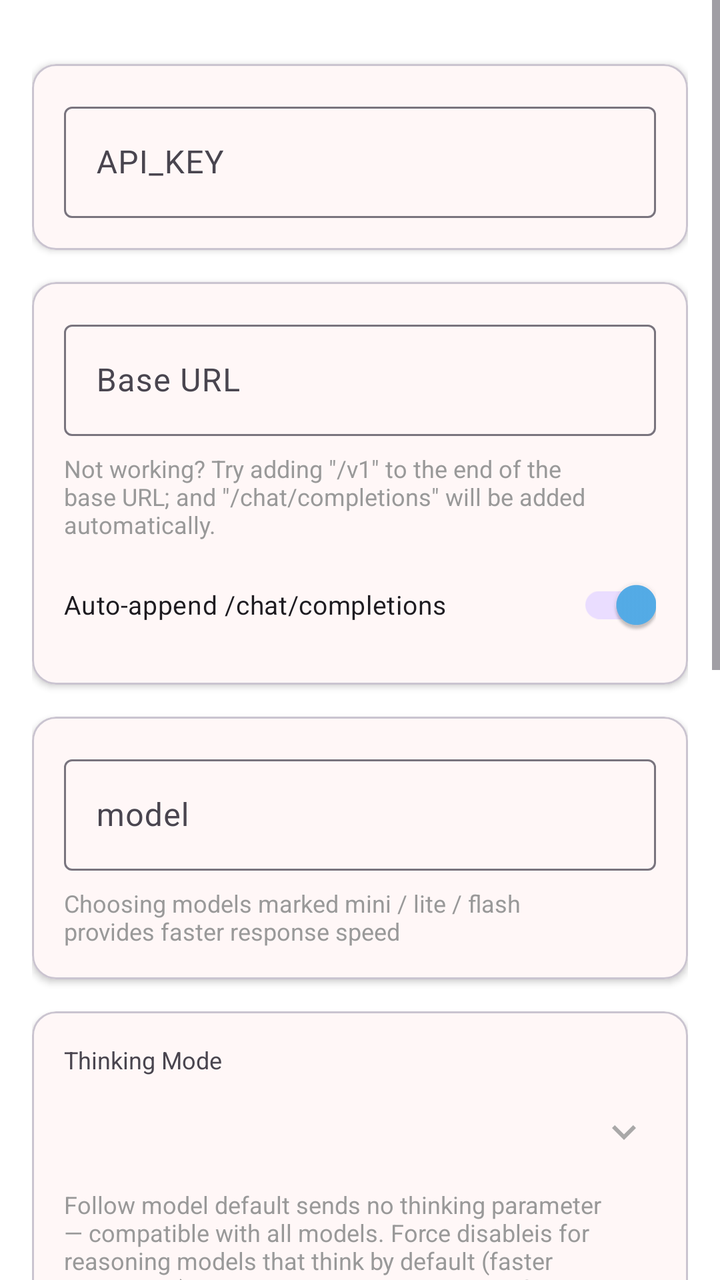
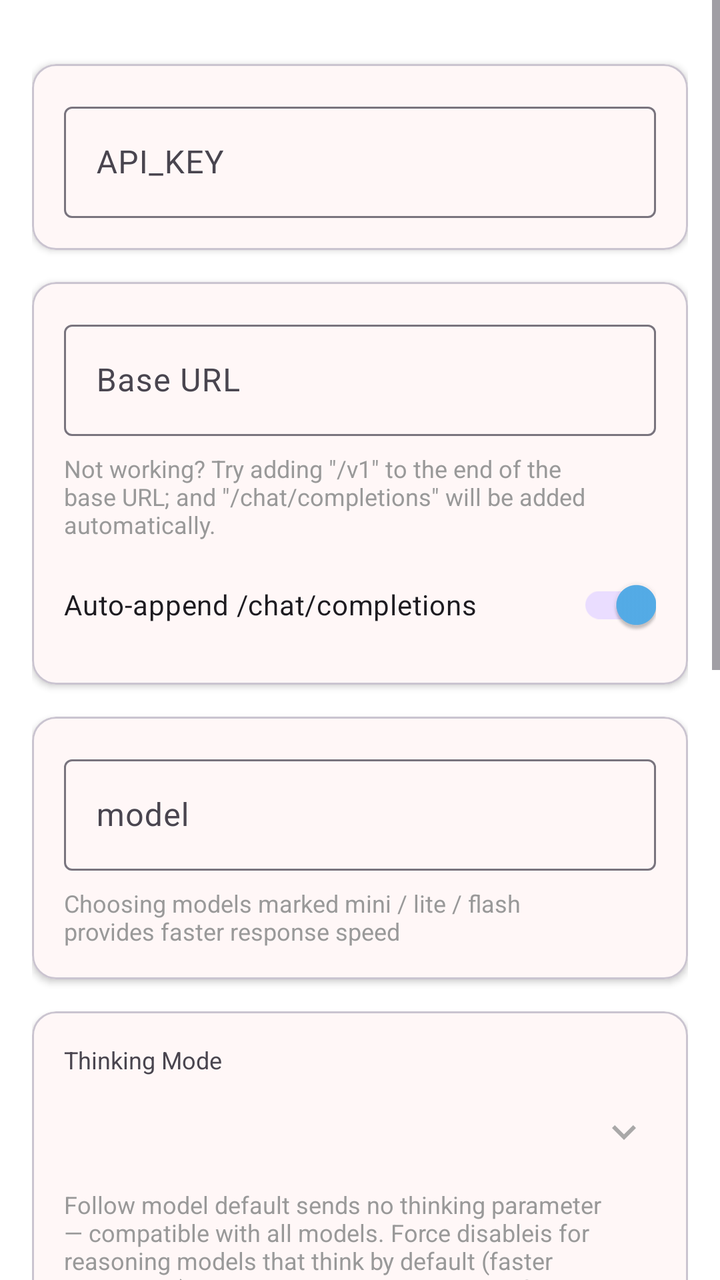

Before-and-after screenshots of an Android layout around one commit, followed by the original layout XML and the change that was made.
<!-- AndroidManifest.xml: application theme Theme.MT -->
<!-- res/layout/fragment_openai_api.xml -->
<?xml version="1.0" encoding="utf-8"?>
<ScrollView xmlns:android="http://schemas.android.com/apk/res/android"
    xmlns:app="http://schemas.android.com/apk/res-auto"
    android:layout_width="match_parent"
    android:layout_height="match_parent"
    android:fitsSystemWindows="true">

    <LinearLayout
        android:layout_width="match_parent"
        android:layout_height="wrap_content"
        android:orientation="vertical"
        android:padding="16dp">

        
        <LinearLayout
            android:layout_width="match_parent"
            android:layout_height="wrap_content"
            android:layout_marginBottom="16dp"
            android:orientation="horizontal"
            android:gravity="center_vertical|center_horizontal">

            <ImageView
                android:id="@+id/providerIcon"
                android:layout_width="40dp"
                android:layout_height="40dp"
                android:layout_marginEnd="8dp"
                android:visibility="gone" />

            
            <TextView
                android:id="@+id/providerNameText"
                android:layout_width="wrap_content"
                android:layout_height="wrap_content"
                android:textSize="13sp"
                android:textColor="@color/text_primary"
                android:textStyle="bold"
                android:visibility="gone" />

            
            <com.google.android.material.textfield.TextInputLayout
                android:id="@+id/providerNameInputLayout"
                android:layout_width="match_parent"
                android:layout_height="wrap_content"
                android:visibility="gone">

                <com.google.android.material.textfield.TextInputEditText
                    android:id="@+id/editProviderName"
                    android:layout_width="match_parent"
                    android:layout_height="wrap_content"
                    android:hint="@string/custom_api_name_hint" />
            </com.google.android.material.textfield.TextInputLayout>
        </LinearLayout>

        
        <com.google.android.material.card.MaterialCardView
            android:layout_width="match_parent"
            android:layout_height="wrap_content"
            android:layout_marginBottom="16dp"
            app:cardBackgroundColor="@color/card_background"
            app:cardElevation="2dp">

            <LinearLayout
                android:layout_width="match_parent"
                android:layout_height="wrap_content"
                android:orientation="vertical"
                android:padding="16dp">

                <com.google.android.material.textfield.TextInputLayout
                    android:layout_width="match_parent"
                    android:layout_height="wrap_content">

                    <com.google.android.material.textfield.TextInputEditText
                        android:id="@+id/editApiKey"
                        android:layout_width="match_parent"
                        android:layout_height="wrap_content"
                        android:hint="@string/api_key" />
                </com.google.android.material.textfield.TextInputLayout>

                <TextView
                    android:id="@+id/consoleLink"
                    android:layout_width="wrap_content"
                    android:layout_height="wrap_content"
                    android:layout_marginTop="8dp"
                    android:textColor="@color/primary"
                    android:textSize="12sp"
                    android:visibility="gone" />
            </LinearLayout>
        </com.google.android.material.card.MaterialCardView>

        
        <com.google.android.material.card.MaterialCardView
            android:id="@+id/baseUrlCard"
            android:layout_width="match_parent"
            android:layout_height="wrap_content"
            android:layout_marginBottom="16dp"
            app:cardBackgroundColor="@color/card_background"
            app:cardElevation="2dp">

            <LinearLayout
                android:layout_width="match_parent"
                android:layout_height="wrap_content"
                android:orientation="vertical"
                android:padding="16dp">

                <com.google.android.material.textfield.TextInputLayout
                    android:layout_width="match_parent"
                    android:layout_height="wrap_content">

                    <com.google.android.material.textfield.TextInputEditText
                        android:id="@+id/editBaseUrl"
                        android:layout_width="match_parent"
                        android:layout_height="wrap_content"
                        android:hint="@string/base_url" />
                </com.google.android.material.textfield.TextInputLayout>

                <TextView
                    android:id="@+id/builtinUrlBadge"
                    android:layout_width="wrap_content"
                    android:layout_height="wrap_content"
                    android:layout_marginTop="4dp"
                    android:text="@string/builtin_field_readonly"
                    android:textColor="?android:textColorSecondary"
                    android:textSize="12sp"
                    android:visibility="gone" />

                <TextView
                    android:layout_width="wrap_content"
                    android:layout_height="wrap_content"
                    android:layout_marginTop="8dp"
                    android:text="@string/base_url_tips"
                    android:textColor="@color/text_tertiary"
                    android:textSize="12sp" />

                <com.google.android.material.switchmaterial.SwitchMaterial
                    android:id="@+id/switchAutoAppendPath"
                    android:layout_width="match_parent"
                    android:layout_height="wrap_content"
                    android:layout_marginTop="8dp"
                    android:text="@string/auto_append_path_title"
                    android:textSize="13sp"
                    android:checked="true" />

            </LinearLayout>
        </com.google.android.material.card.MaterialCardView>

        
        <com.google.android.material.card.MaterialCardView
            android:layout_width="match_parent"
            android:layout_height="wrap_content"
            android:layout_marginBottom="16dp"
            app:cardBackgroundColor="@color/card_background"
            app:cardElevation="2dp">

            <LinearLayout
                android:layout_width="match_parent"
                android:layout_height="wrap_content"
                android:orientation="vertical"
                android:padding="16dp">

                
                <com.google.android.material.textfield.TextInputLayout
                    android:id="@+id/modelInputLayout"
                    android:layout_width="match_parent"
                    android:layout_height="wrap_content">

                    <com.google.android.material.textfield.TextInputEditText
                        android:id="@+id/editModelName"
                        android:layout_width="match_parent"
                        android:layout_height="wrap_content"
                        android:hint="@string/model" />
                </com.google.android.material.textfield.TextInputLayout>

                
                <LinearLayout
                    android:id="@+id/modelSpinnerLayout"
                    android:layout_width="match_parent"
                    android:layout_height="wrap_content"
                    android:orientation="vertical"
                    android:visibility="gone">

                    <TextView
                        android:layout_width="wrap_content"
                        android:layout_height="wrap_content"
                        android:text="@string/model_selection"
                        android:textColor="?android:textColorSecondary"
                        android:textSize="12sp" />

                    <TextView
                        android:id="@+id/modelSelector"
                        android:layout_width="match_parent"
                        android:layout_height="wrap_content"
                        android:layout_marginTop="4dp"
                        android:paddingVertical="12dp"
                        android:paddingHorizontal="4dp"
                        android:textSize="13sp"
                        android:textColor="@color/text_primary"
                        android:background="?attr/selectableItemBackground"
                        android:drawableEnd="@drawable/baseline_expand_more"
                        android:drawableTint="#999999" />
                </LinearLayout>

                <TextView
                    android:id="@+id/modelTips"
                    android:layout_width="wrap_content"
                    android:layout_height="wrap_content"
                    android:layout_marginTop="8dp"
                    android:text="@string/model_tips"
                    android:textColor="@color/text_tertiary"
                    android:textSize="12sp" />

            </LinearLayout>
        </com.google.android.material.card.MaterialCardView>

        
        <com.google.android.material.card.MaterialCardView
            android:layout_width="match_parent"
            android:layout_height="wrap_content"
            android:layout_marginBottom="16dp"
            app:cardBackgroundColor="@color/card_background"
            app:cardElevation="2dp">

            <LinearLayout
                android:layout_width="match_parent"
                android:layout_height="wrap_content"
                android:orientation="vertical"
                android:padding="16dp">

                <TextView
                    android:layout_width="wrap_content"
                    android:layout_height="wrap_content"
                    android:text="@string/thinking_mode_title"
                    android:textColor="?android:textColorSecondary"
                    android:textSize="12sp" />

                <TextView
                    android:id="@+id/thinkingModeSelector"
                    android:layout_width="match_parent"
                    android:layout_height="wrap_content"
                    android:layout_marginTop="4dp"
                    android:paddingVertical="12dp"
                    android:paddingHorizontal="4dp"
                    android:textSize="13sp"
                    android:textColor="@color/text_primary"
                    android:background="?attr/selectableItemBackground"
                    android:drawableEnd="@drawable/baseline_expand_more"
                    android:drawableTint="#999999" />

                <TextView
                    android:layout_width="wrap_content"
                    android:layout_height="wrap_content"
                    android:layout_marginTop="4dp"
                    android:text="@string/thinking_mode_summary"
                    android:textColor="@color/text_tertiary"
                    android:textSize="12sp" />

            </LinearLayout>
        </com.google.android.material.card.MaterialCardView>

        
        <com.google.android.material.tabs.TabLayout
            android:id="@+id/prompt_mode_tabs"
            android:layout_width="match_parent"
            android:layout_height="wrap_content"
            android:layout_marginStart="16dp"
            android:layout_marginEnd="16dp"
            android:layout_marginBottom="8dp"
            app:tabMode="fixed"
            app:tabGravity="fill"
            app:tabIndicatorColor="@color/design_default_color_primary"
            app:tabSelectedTextColor="@color/design_default_color_primary"
            app:tabTextColor="@android:color/darker_gray" />

        
        <com.google.android.material.card.MaterialCardView
            android:layout_width="match_parent"
            android:layout_height="wrap_content"
            android:layout_marginBottom="16dp"
            app:cardBackgroundColor="@color/card_background"
            app:cardElevation="2dp">

            <LinearLayout
                android:layout_width="match_parent"
                android:layout_height="wrap_content"
                android:orientation="vertical"
                android:padding="16dp">

                <com.google.android.material.textfield.TextInputLayout
                    android:layout_width="match_parent"
                    android:layout_height="wrap_content">

                    <com.google.android.material.textfield.TextInputEditText
                        android:id="@+id/editSystemPrompt"
                        android:layout_width="match_parent"
                        android:layout_height="wrap_content"
                        android:hint="@string/system_prompt" />

                </com.google.android.material.textfield.TextInputLayout>

                <TextView
                    android:id="@+id/btnResetSystemPrompt"
                    android:layout_width="wrap_content"
                    android:layout_height="wrap_content"
                    android:layout_marginTop="4dp"
                    android:text="@string/reset_to_default"
                    android:textColor="@color/primary"
                    android:textSize="13sp"
                    android:visibility="gone"
                    android:background="?attr/selectableItemBackground" />

            </LinearLayout>
        </com.google.android.material.card.MaterialCardView>

        
        <com.google.android.material.card.MaterialCardView
            android:layout_width="match_parent"
            android:layout_height="wrap_content"
            android:layout_marginBottom="16dp"
            app:cardBackgroundColor="@color/card_background"
            app:cardElevation="2dp">

            <LinearLayout
                android:layout_width="match_parent"
                android:layout_height="wrap_content"
                android:orientation="vertical"
                android:padding="16dp">

                <com.google.android.material.textfield.TextInputLayout
                    android:layout_width="match_parent"
                    android:layout_height="wrap_content">

                    <com.google.android.material.textfield.TextInputEditText
                        android:id="@+id/editUserPrompt"
                        android:layout_width="match_parent"
                        android:layout_height="wrap_content"
                        android:hint="@string/user_prompt" />

                </com.google.android.material.textfield.TextInputLayout>

                <TextView
                    android:id="@+id/btnResetUserPrompt"
                    android:layout_width="wrap_content"
                    android:layout_height="wrap_content"
                    android:layout_marginTop="4dp"
                    android:text="@string/reset_to_default"
                    android:textColor="@color/primary"
                    android:textSize="13sp"
                    android:visibility="gone"
                    android:background="?attr/selectableItemBackground" />

                <TextView
                    android:layout_width="wrap_content"
                    android:layout_height="wrap_content"
                    android:layout_marginTop="8dp"
                    android:text="@string/openai_use_source_text"
                    android:textColor="@color/text_tertiary"
                    android:textSize="12sp" />

            </LinearLayout>
        </com.google.android.material.card.MaterialCardView>

        
        <Button
            android:id="@+id/btnSave"
            android:layout_width="match_parent"
            android:layout_height="wrap_content"
            android:layout_marginTop="8dp"
            android:text="@string/save_configuration" />

        
        <Button
            android:id="@+id/btnTest"
            android:layout_width="match_parent"
            android:layout_height="wrap_content"
            android:layout_marginTop="8dp"
            android:text="@string/test_provider"
            style="?attr/materialButtonOutlinedStyle" />

        
        <Button
            android:id="@+id/btnDelete"
            android:layout_width="match_parent"
            android:layout_height="wrap_content"
            android:layout_marginTop="8dp"
            android:text="@string/custom_api_delete"
            style="?attr/materialButtonOutlinedStyle" />

    </LinearLayout>
</ScrollView>
<!-- resources referenced by this layout -->
<resources>
  <color name="card_background">#FFF7F7</color>
  <color name="primary">#55AEEA</color>
  <color name="text_primary">#333333</color>
  <color name="text_tertiary">#999999</color>
  <!-- drawable baseline_expand_more (drawable) -->
  <vector xmlns:android="http://schemas.android.com/apk/res/android" android:alpha="0.85" android:height="24dp" android:tint="#605E5E" android:viewportHeight="24" android:viewportWidth="24" android:width="24dp">
        
      <path android:fillColor="@android:color/white" android:pathData="M16.59,8.59L12,13.17 7.41,8.59 6,10l6,6 6,-6z"/>
      
  </vector>
  <string name="api_key">API_KEY</string>
  <string name="auto_append_path_title">Auto-append /chat/completions</string>
  <string name="base_url">Base URL</string>
  <string name="base_url_tips">Not working? Try adding \"/v1\" to the end of the base URL; and \"/chat/completions\" will be added automatically.</string>
  <string name="builtin_field_readonly">This field is read-only for built-in APIs</string>
  <string name="custom_api_delete">Delete This API</string>
  <string name="custom_api_name_hint">Name this API</string>
  <string name="model">model</string>
  <string name="model_selection">Model Selection</string>
  <string name="model_tips">Choosing models marked mini / lite / flash\nprovides faster response speed</string>
  <string name="openai_use_source_text">In the user prompt, use \"usefromlang\" to represent the source language, \"usetolang\" to represent the target language, and \"usesourcetext\" to represent the text to be translated</string>
  <string name="reset_to_default">Reset to Default</string>
  <string name="save_configuration">Save Configuration</string>
  <string name="system_prompt">System prompt (leave blank to use the default)</string>
  <string name="test_provider">Test connection</string>
  <string name="thinking_mode_summary">"Follow model default" sends no thinking parameter — compatible with all models. "Force disable" is for reasoning models that think by default (faster translation). "Force enable" enables thinking for reasoning-capable models.</string>
  <string name="thinking_mode_title">Thinking Mode</string>
  <string name="user_prompt">User prompt (leave blank to use default)</string>
  <style name="Theme.MT" parent="Base.Theme.MT">
          
          <item name="android:navigationBarColor">@android:color/transparent</item>
          <item name="android:statusBarColor">@android:color/transparent</item>
          <item name="android:windowLightStatusBar">?attr/isLightTheme</item>
      </style>
  <style name="Base.Theme.MT" parent="Theme.Material3.DayNight.NoActionBar">
          <item name="colorPrimary">@color/primary</item>
          <item name="preferenceTheme">@style/AppPreferenceTheme</item>
          <item name="android:windowBackground">@color/surface</item>
          <item name="android:navigationBarColor">
              @android:color/transparent
          </item>
          <item name="android:enforceNavigationBarContrast">false</item>
          <item name="android:enforceStatusBarContrast">false</item>
      </style>
  <style name="AppPreferenceTheme" parent="@style/PreferenceThemeOverlay">
          <item name="android:preferenceStyle">@style/AppPrefStyle</item>
      </style>
  <color name="surface">#FFFFFF</color>
  <style name="AppPrefStyle">
          <item name="android:layout">@layout/preference_item_fit</item>
      </style>
</resources>

<!-- the commit's change to res/layout/fragment_openai_api.xml (unified diff, before → after) -->
@@ -31,7 +31,7 @@
                 android:id="@+id/providerNameText"
                 android:layout_width="wrap_content"
                 android:layout_height="wrap_content"
-                android:textSize="13sp"
+                android:textSize="14sp"
                 android:textColor="@color/text_primary"
                 android:textStyle="bold"
                 android:visibility="gone" />
@@ -137,7 +137,7 @@
                     android:layout_height="wrap_content"
                     android:layout_marginTop="8dp"
                     android:text="@string/auto_append_path_title"
-                    android:textSize="13sp"
+                    android:textSize="14sp"
                     android:checked="true" />
 
             </LinearLayout>
@@ -192,7 +192,7 @@
                         android:layout_marginTop="4dp"
                         android:paddingVertical="12dp"
                         android:paddingHorizontal="4dp"
-                        android:textSize="13sp"
+                        android:textSize="14sp"
                         android:textColor="@color/text_primary"
                         android:background="?attr/selectableItemBackground"
                         android:drawableEnd="@drawable/baseline_expand_more"
@@ -239,7 +239,7 @@
                     android:layout_marginTop="4dp"
                     android:paddingVertical="12dp"
                     android:paddingHorizontal="4dp"
-                    android:textSize="13sp"
+                    android:textSize="14sp"
                     android:textColor="@color/text_primary"
                     android:background="?attr/selectableItemBackground"
                     android:drawableEnd="@drawable/baseline_expand_more"
@@ -303,7 +303,7 @@
                     android:layout_marginTop="4dp"
                     android:text="@string/reset_to_default"
                     android:textColor="@color/primary"
-                    android:textSize="13sp"
+                    android:textSize="14sp"
                     android:visibility="gone"
                     android:background="?attr/selectableItemBackground" />
 
@@ -343,7 +343,7 @@
                     android:layout_marginTop="4dp"
                     android:text="@string/reset_to_default"
                     android:textColor="@color/primary"
-                    android:textSize="13sp"
+                    android:textSize="14sp"
                     android:visibility="gone"
                     android:background="?attr/selectableItemBackground" />
 
